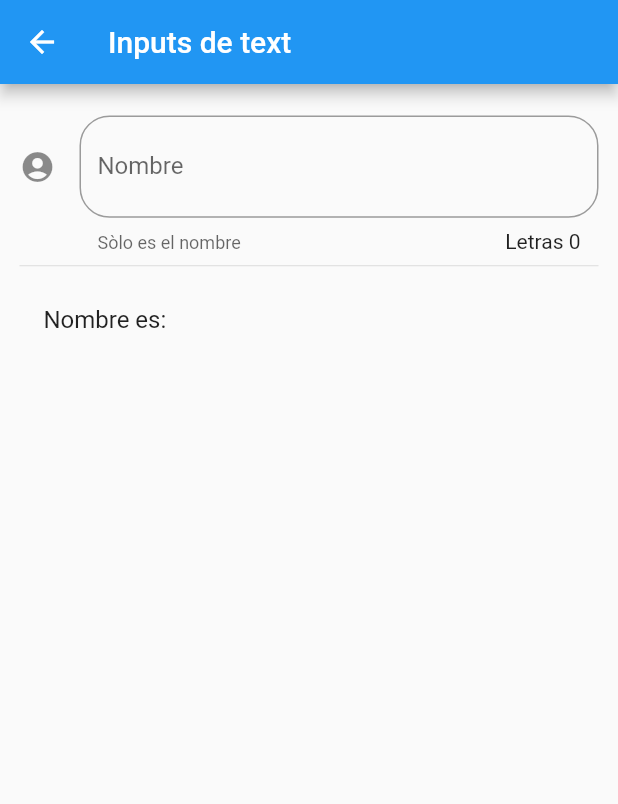
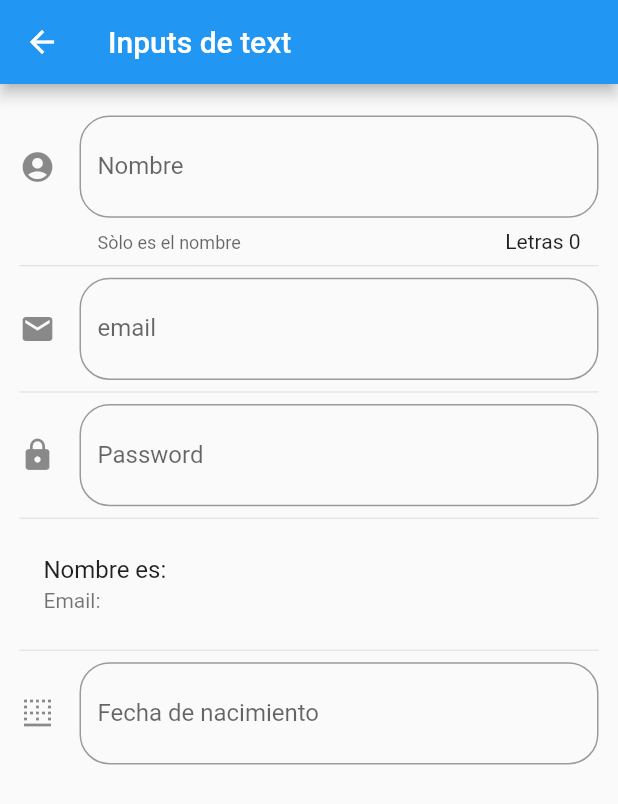
Before and after one commit to ilodi/ComponentesFlutter, a Flutter app: the InputPage screen opened by its route, on a phone screen of 412 x 824 dp. Shown: the top 804 px of the screen. Run offline on Flutter 3.47's test engine with Material 2 defaults, Android fonts, the phone set to English and light mode, and no system bars; network calls fail.

Commit message:
casa de fecha input password y email

```diff
--- a/lib/src/pages/animated_container.dart
+++ b/lib/src/pages/animated_container.dart
@@ -18,10 +18,12 @@ class _AnimatedContainerPagesState extends State<AnimatedContainerPages> {
     return Scaffold(
       appBar: AppBar(
         title: Text('Animated Flutter <3'),
+         elevation: 0.0,
+         backgroundColor: Colors.brown,
       ),
       body: Center(
           child: AnimatedContainer(
-        duration: Duration(milliseconds: 1200),
+        duration: Duration(milliseconds: 2000),
         curve: Curves.fastLinearToSlowEaseIn,
         width: _width,
         height: _height,
--- a/lib/src/pages/card_pages.dart
+++ b/lib/src/pages/card_pages.dart
@@ -38,7 +38,7 @@ class CardPages extends StatelessWidget {
                 onPressed: () {},
               ),
               FlatButton(
-                child: Text('Ok'),
+                child: Icon(Icons.airline_seat_flat_angled),
                 color: Colors.teal,
                 onPressed: () {},
               )
@@ -55,6 +55,7 @@ class CardPages extends StatelessWidget {
       child: Column(
         children: <Widget>[
           FadeInImage(
+
             image: NetworkImage(
                 'https://wallpaperplay.com/walls/full/5/c/2/34799.jpg'),
             placeholder: AssetImage('assets/jar-loading.gif'),
--- a/lib/src/pages/home_page.dart
+++ b/lib/src/pages/home_page.dart
@@ -19,6 +19,7 @@ class HomePage extends StatelessWidget {
     return FutureBuilder(
       future: menuProvider.cargarData(),
       initialData: [],
+
       builder: (context, AsyncSnapshot<List<dynamic>> snapshot) {
         return ListView(
           children: _listaItems(snapshot.data, context),
--- a/lib/src/pages/input_page.dart
+++ b/lib/src/pages/input_page.dart
@@ -7,6 +7,10 @@ class InputPage extends StatefulWidget {
 
 class _InputPageState extends State<InputPage> {
   String _nombre = '';
+  String _email = '';
+  String _fecha = '';
+
+  TextEditingController _inputFitDateController = new TextEditingController();
 
   @override
   Widget build(BuildContext context) {
@@ -19,7 +23,13 @@ class _InputPageState extends State<InputPage> {
           children: <Widget>[
             _crearInput(),
             Divider(),
+            _crearEmail(),
+            Divider(),
+            _crearPassword(),
+            Divider(),
             _crearPersona(),
+            Divider(),
+            _crearFecha(context),
           ],
         ));
   }
@@ -48,6 +58,70 @@ class _InputPageState extends State<InputPage> {
   Widget _crearPersona() {
     return ListTile(
       title: Text('Nombre es: $_nombre '),
+      subtitle: Text('Email: $_email'),
     );
   }
+
+  Widget _crearEmail() {
+    return TextField(
+        keyboardType: TextInputType.emailAddress,
+        decoration: InputDecoration(
+          border: OutlineInputBorder(borderRadius: BorderRadius.circular(20.0)),
+          hintText: 'email',
+          labelText: 'email',
+          suffix: Icon(Icons.alternate_email),
+          icon: Icon(Icons.email),
+        ),
+        onChanged: (valor) => setState(() {
+              _email = valor;
+            }));
+  }
+
+  Widget _crearPassword() {
+    return TextField(
+        obscureText: true,
+        keyboardType: TextInputType.visiblePassword,
+        decoration: InputDecoration(
+          border: OutlineInputBorder(borderRadius: BorderRadius.circular(20.0)),
+          hintText: 'Password',
+          labelText: 'Password',
+          suffix: Icon(Icons.lock_open),
+          icon: Icon(Icons.lock),
+        ),
+        onChanged: null);
+  }
+
+  Widget _crearFecha(BuildContext context) {
+    return TextField(
+      enableInteractiveSelection: false,
+      controller: _inputFitDateController,
+      decoration: InputDecoration(
+        border: OutlineInputBorder(borderRadius: BorderRadius.circular(20.0)),
+        hintText: 'Fecha de nacimiento',
+        labelText: 'Fecha de nacimiento',
+        suffix: Icon(Icons.calendar_today),
+        icon: Icon(Icons.border_bottom),
+      ),
+      onTap: () {
+        FocusScope.of(context).requestFocus(new FocusNode());
+        _selectDate(context);
+      },
+    );
+  }
+
+//metodo
+  _selectDate(BuildContext context) async {
+    DateTime picked = await showDatePicker(
+      context: context,
+      initialDate: new DateTime.now(),
+      firstDate: new DateTime(2018),
+      lastDate: new DateTime(2025),
+    );
+    if (picked != null) {
+      setState(() {
+        _fecha = picked.toString();
+        _inputFitDateController.text = _fecha;
+      });
+    }
+  }
 }
```
